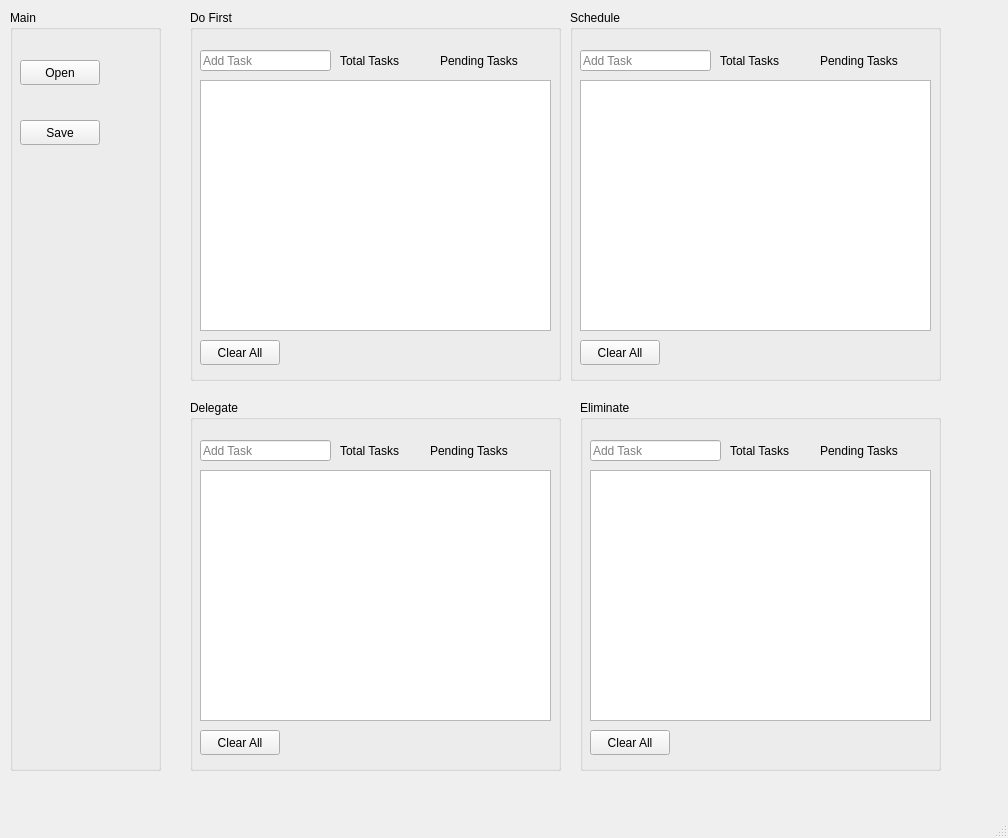
Before: the Qt Designer form REisenhowerMatrix/reisenhowermatrixmainwindow.ui in calkas/REisenhowerMatrix, drawn with Qt 5.
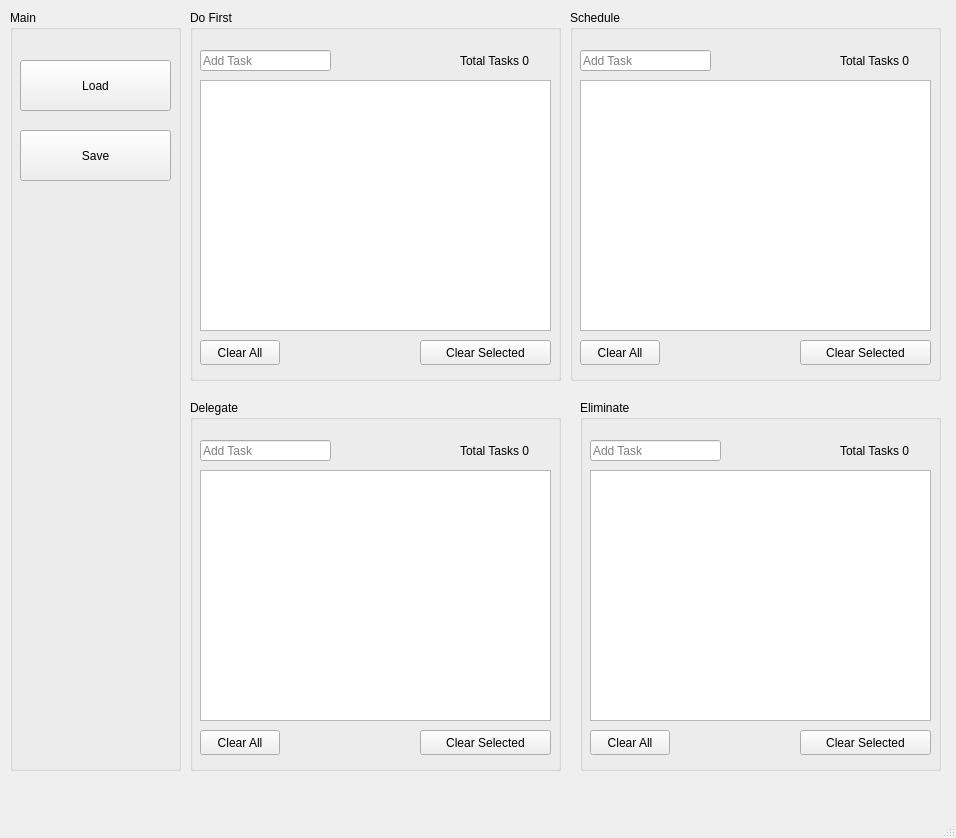
After: the same form once the commit is applied. Icons and pictures are not drawn.

Commit message: Added load/save functionality + xml parsing

The edit to the form file:
```diff
--- a/REisenhowerMatrix/reisenhowermatrixmainwindow.ui
+++ b/REisenhowerMatrix/reisenhowermatrixmainwindow.ui
@@ -6,7 +6,7 @@
    <rect>
     <x>0</x>
     <y>0</y>
-    <width>1008</width>
+    <width>956</width>
     <height>838</height>
    </rect>
   </property>
@@ -19,7 +19,7 @@
      <rect>
       <x>10</x>
       <y>10</y>
-      <width>151</width>
+      <width>171</width>
       <height>761</height>
      </rect>
     </property>
@@ -30,26 +30,46 @@
      <property name="geometry">
       <rect>
        <x>10</x>
-       <y>110</y>
-       <width>80</width>
-       <height>25</height>
+       <y>120</y>
+       <width>151</width>
+       <height>51</height>
       </rect>
      </property>
      <property name="text">
       <string>Save</string>
      </property>
+     <property name="icon">
+      <iconset resource="resources.qrc">
+       <normaloff>:/eMatrix/Resources/saveIcon.png</normaloff>:/eMatrix/Resources/saveIcon.png</iconset>
+     </property>
+     <property name="iconSize">
+      <size>
+       <width>25</width>
+       <height>25</height>
+      </size>
+     </property>
     </widget>
     <widget class="QPushButton" name="openButton">
      <property name="geometry">
       <rect>
        <x>10</x>
        <y>50</y>
-       <width>80</width>
-       <height>25</height>
+       <width>151</width>
+       <height>51</height>
       </rect>
      </property>
      <property name="text">
-      <string>Open</string>
+      <string>Load</string>
+     </property>
+     <property name="icon">
+      <iconset resource="resources.qrc">
+       <normaloff>:/eMatrix/Resources/openFile.png</normaloff>:/eMatrix/Resources/openFile.png</iconset>
+     </property>
+     <property name="iconSize">
+      <size>
+       <width>25</width>
+       <height>25</height>
+      </size>
      </property>
     </widget>
    </widget>
@@ -91,14 +111,14 @@
     <widget class="QLabel" name="emDoTotalTasksLabel">
      <property name="geometry">
       <rect>
-       <x>150</x>
+       <x>270</x>
        <y>40</y>
        <width>91</width>
        <height>21</height>
       </rect>
      </property>
      <property name="text">
-      <string>Total Tasks</string>
+      <string>Total Tasks 0</string>
      </property>
     </widget>
     <widget class="QPushButton" name="emDoClearAllButton">
@@ -114,17 +134,21 @@
       <string>Clear All</string>
      </property>
     </widget>
-    <widget class="QLabel" name="emDoPendingTasksLabel">
+    <widget class="QPushButton" name="emDoClearSelectedButton">
      <property name="geometry">
       <rect>
-       <x>250</x>
-       <y>40</y>
-       <width>111</width>
-       <height>21</height>
+       <x>230</x>
+       <y>330</y>
+       <width>131</width>
+       <height>25</height>
       </rect>
      </property>
      <property name="text">
-      <string>Pending Tasks</string>
+      <string>Clear Selected</string>
+     </property>
+     <property name="icon">
+      <iconset resource="resources.qrc">
+       <normaloff>:/eMatrix/Resources/removeIcon.png</normaloff>:/eMatrix/Resources/removeIcon.png</iconset>
      </property>
     </widget>
    </widget>
@@ -166,14 +190,14 @@
     <widget class="QLabel" name="emDelegateTotalTasksLabel">
      <property name="geometry">
       <rect>
-       <x>150</x>
+       <x>270</x>
        <y>40</y>
-       <width>81</width>
+       <width>91</width>
        <height>21</height>
       </rect>
      </property>
      <property name="text">
-      <string>Total Tasks</string>
+      <string>Total Tasks 0</string>
      </property>
     </widget>
     <widget class="QPushButton" name="emDelegateClearAllButton">
@@ -189,17 +213,21 @@
       <string>Clear All</string>
      </property>
     </widget>
-    <widget class="QLabel" name="emDelegatePendingTasksLabel">
+    <widget class="QPushButton" name="emDelegateClearSelectedButton">
      <property name="geometry">
       <rect>
-       <x>240</x>
-       <y>40</y>
-       <width>121</width>
-       <height>21</height>
+       <x>230</x>
+       <y>330</y>
+       <width>131</width>
+       <height>25</height>
       </rect>
      </property>
      <property name="text">
-      <string>Pending Tasks</string>
+      <string>Clear Selected</string>
+     </property>
+     <property name="icon">
+      <iconset resource="resources.qrc">
+       <normaloff>:/eMatrix/Resources/removeIcon.png</normaloff>:/eMatrix/Resources/removeIcon.png</iconset>
      </property>
     </widget>
    </widget>
@@ -241,14 +269,14 @@
     <widget class="QLabel" name="emScheduleTotalTasksLabel">
      <property name="geometry">
       <rect>
-       <x>150</x>
+       <x>270</x>
        <y>40</y>
        <width>91</width>
        <height>21</height>
       </rect>
      </property>
      <property name="text">
-      <string>Total Tasks</string>
+      <string>Total Tasks 0</string>
      </property>
     </widget>
     <widget class="QPushButton" name="emScheduleClearAllButton">
@@ -264,17 +292,21 @@
       <string>Clear All</string>
      </property>
     </widget>
-    <widget class="QLabel" name="emSchedulePendingTasksLabel">
+    <widget class="QPushButton" name="emScheduleClearSelectedButton">
      <property name="geometry">
       <rect>
-       <x>250</x>
-       <y>40</y>
-       <width>111</width>
-       <height>21</height>
+       <x>230</x>
+       <y>330</y>
+       <width>131</width>
+       <height>25</height>
       </rect>
      </property>
      <property name="text">
-      <string>Pending Tasks</string>
+      <string>Clear Selected</string>
+     </property>
+     <property name="icon">
+      <iconset resource="resources.qrc">
+       <normaloff>:/eMatrix/Resources/removeIcon.png</normaloff>:/eMatrix/Resources/removeIcon.png</iconset>
      </property>
     </widget>
    </widget>
@@ -316,14 +348,14 @@
     <widget class="QLabel" name="emEliminateTotalTasksLabel">
      <property name="geometry">
       <rect>
-       <x>150</x>
+       <x>260</x>
        <y>40</y>
-       <width>81</width>
+       <width>91</width>
        <height>21</height>
       </rect>
      </property>
      <property name="text">
-      <string>Total Tasks</string>
+      <string>Total Tasks 0</string>
      </property>
     </widget>
     <widget class="QPushButton" name="emEliminateClearAllButton">
@@ -339,17 +371,21 @@
       <string>Clear All</string>
      </property>
     </widget>
-    <widget class="QLabel" name="emEliminatePendingTasksLabel">
+    <widget class="QPushButton" name="emEliminateClearSelectedButton">
      <property name="geometry">
       <rect>
-       <x>240</x>
-       <y>40</y>
-       <width>111</width>
-       <height>21</height>
+       <x>220</x>
+       <y>330</y>
+       <width>131</width>
+       <height>25</height>
       </rect>
      </property>
      <property name="text">
-      <string>Pending Tasks</string>
+      <string>Clear Selected</string>
+     </property>
+     <property name="icon">
+      <iconset resource="resources.qrc">
+       <normaloff>:/eMatrix/Resources/removeIcon.png</normaloff>:/eMatrix/Resources/removeIcon.png</iconset>
      </property>
     </widget>
    </widget>
```
Left out of the diff: 8 changed lines with no effect on the pictures. The commit also changes 10 other files.
